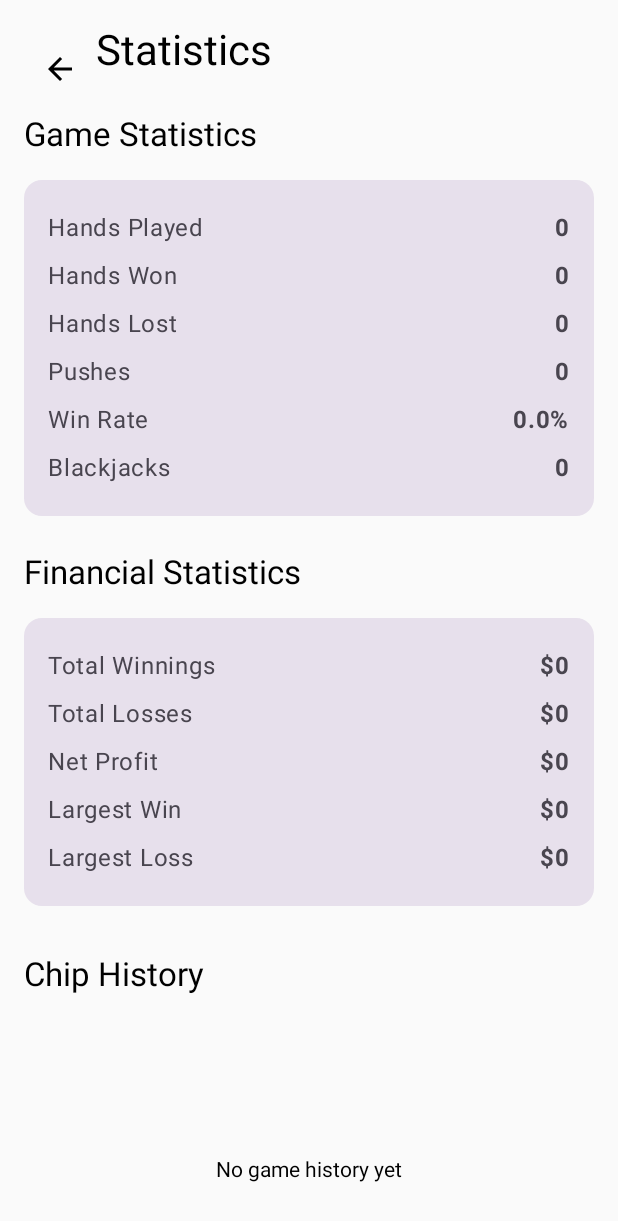
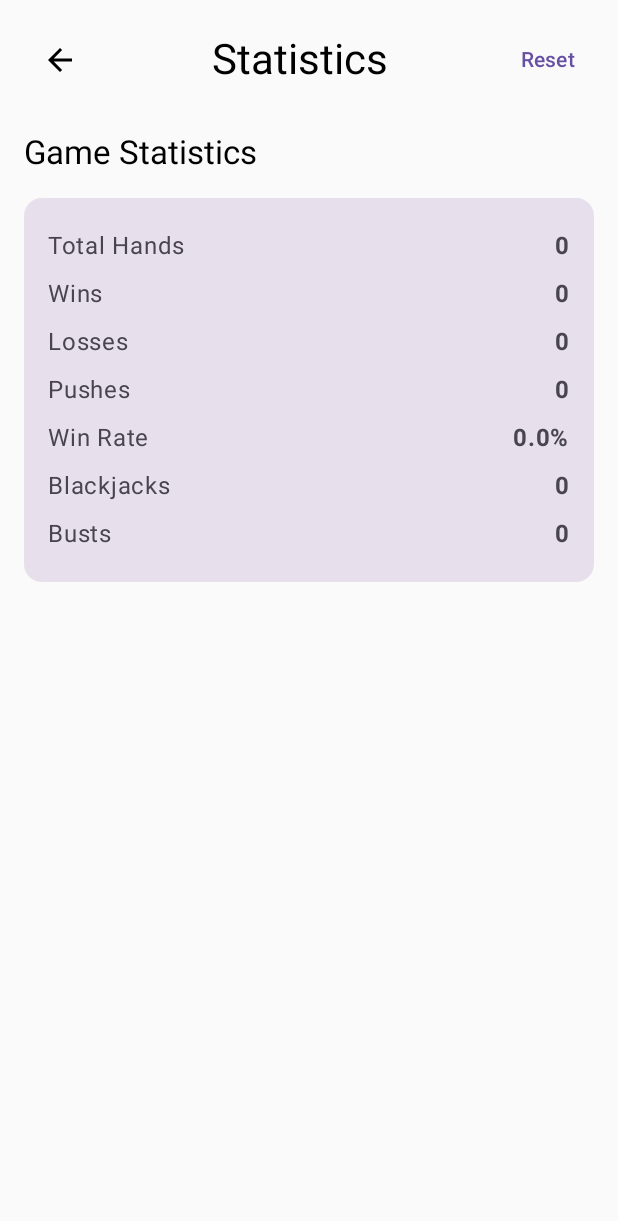
Before and after one commit to smbock42/CSC-436, an Android app built with Jetpack Compose: the screen it shows after launch (MainActivity), after a tap on "Stats", on a phone screen of 412 x 824 dp. Shown: the top 1221 px of the screen. Run offline under Robolectric (Android 15) with nearby library versions, the phone set to English and light mode, and no system bars.

Commit message:
feat: add StatsDataStore for tracking game statistics and integrate with StatsManager

```diff
--- a/BlackjackGame/app/src/main/AndroidManifest.xml
+++ b/BlackjackGame/app/src/main/AndroidManifest.xml
@@ -16,6 +16,7 @@
             android:name=".MainActivity"
             android:exported="true"
             android:label="@string/app_name"
+            android:screenOrientation="portrait"
             android:theme="@style/Theme.BlackjackGame">
             <intent-filter>
                 <action android:name="android.intent.action.MAIN" />
--- /dev/null
+++ b/BlackjackGame/app/src/main/java/com/sambock/blackjackgame/data/StatsDataStore.kt
@@ -0,0 +1,57 @@
+package com.sambock.blackjackgame.data
+
+import android.content.Context
+import androidx.datastore.core.DataStore
+import androidx.datastore.preferences.core.*
+import androidx.datastore.preferences.preferencesDataStore
+import kotlinx.coroutines.flow.Flow
+import kotlinx.coroutines.flow.map
+
+private val Context.statsDataStore: DataStore<Preferences> by preferencesDataStore(name = "stats")
+
+class StatsDataStore(private val context: Context) {
+    private object PreferencesKeys {
+        val TOTAL_HANDS = intPreferencesKey("total_hands")
+        val WINS = intPreferencesKey("wins")
+        val LOSSES = intPreferencesKey("losses")
+        val PUSHES = intPreferencesKey("pushes")
+        val BLACKJACKS = intPreferencesKey("blackjacks")
+        val BUSTS = intPreferencesKey("busts")
+    }
+
+    val statsFlow: Flow<Map<String, Int>> = context.statsDataStore.data
+        .map { preferences ->
+            mapOf(
+                "total_hands" to (preferences[PreferencesKeys.TOTAL_HANDS] ?: 0),
+                "wins" to (preferences[PreferencesKeys.WINS] ?: 0),
+                "losses" to (preferences[PreferencesKeys.LOSSES] ?: 0),
+                "pushes" to (preferences[PreferencesKeys.PUSHES] ?: 0),
+                "blackjacks" to (preferences[PreferencesKeys.BLACKJACKS] ?: 0),
+                "busts" to (preferences[PreferencesKeys.BUSTS] ?: 0)
+            )
+        }
+
+    suspend fun updateStats(
+        totalHands: Int,
+        wins: Int,
+        losses: Int,
+        pushes: Int,
+        blackjacks: Int,
+        busts: Int
+    ) {
+        context.statsDataStore.edit { preferences ->
+            preferences[PreferencesKeys.TOTAL_HANDS] = totalHands
+            preferences[PreferencesKeys.WINS] = wins
+            preferences[PreferencesKeys.LOSSES] = losses
+            preferences[PreferencesKeys.PUSHES] = pushes
+            preferences[PreferencesKeys.BLACKJACKS] = blackjacks
+            preferences[PreferencesKeys.BUSTS] = busts
+        }
+    }
+
+    suspend fun resetStats() {
+        context.statsDataStore.edit { preferences ->
+            preferences.clear()
+        }
+    }
+}
--- a/BlackjackGame/app/src/main/java/com/sambock/blackjackgame/game/StatsManager.kt
+++ b/BlackjackGame/app/src/main/java/com/sambock/blackjackgame/game/StatsManager.kt
@@ -1,16 +1,32 @@
 package com.sambock.blackjackgame.game
 
-data class ChipHistoryEntry(val chipCount: Int, val timestamp: Long = System.currentTimeMillis())
+import com.sambock.blackjackgame.data.StatsDataStore
+import kotlinx.coroutines.CoroutineScope
+import kotlinx.coroutines.Dispatchers
+import kotlinx.coroutines.flow.first
+import kotlinx.coroutines.launch
 
-class StatsManager {
+class StatsManager(private val statsDataStore: StatsDataStore) {
     private var wins = 0
     private var losses = 0
     private var pushes = 0
     private var blackjacks = 0
     private var busts = 0
-    private val chipHistory = mutableListOf<ChipHistoryEntry>()
+    private val scope = CoroutineScope(Dispatchers.IO)
 
-    fun recordGameResult(result: GameResult, betAmount: Int, finalChips: Int) {
+    init {
+        // Load initial stats
+        scope.launch {
+            val stats = statsDataStore.statsFlow.first()
+            wins = (stats["wins"] as? Number)?.toInt() ?: 0
+            losses = (stats["losses"] as? Number)?.toInt() ?: 0
+            pushes = (stats["pushes"] as? Number)?.toInt() ?: 0
+            blackjacks = (stats["blackjacks"] as? Number)?.toInt() ?: 0
+            busts = (stats["busts"] as? Number)?.toInt() ?: 0
+        }
+    }
+
+    fun recordGameResult(result: GameResult) {
         when (result) {
             GameResult.WIN -> wins++
             GameResult.LOSE -> losses++
@@ -18,7 +34,31 @@ class StatsManager {
             GameResult.BLACKJACK -> blackjacks++
             GameResult.BUST -> busts++
         }
-        chipHistory.add(ChipHistoryEntry(finalChips))
+        persistStats()
+    }
+
+    private fun persistStats() {
+        scope.launch {
+            statsDataStore.updateStats(
+                totalHands = getHandsPlayed(),
+                wins = wins,
+                losses = losses,
+                pushes = pushes,
+                blackjacks = blackjacks,
+                busts = busts
+            )
+        }
+    }
+
+    fun reset() {
+        wins = 0
+        losses = 0
+        pushes = 0
+        blackjacks = 0
+        busts = 0
+        scope.launch {
+            statsDataStore.resetStats()
+        }
     }
 
     fun getWins(): Int = wins
@@ -26,7 +66,6 @@ class StatsManager {
     fun getPushes(): Int = pushes
     fun getBlackjacks(): Int = blackjacks
     fun getBusts(): Int = busts
-    fun getChipHistory(): List<ChipHistoryEntry> = chipHistory
 
     fun getHandsPlayed(): Int = wins + losses + pushes
     fun getHandsWon(): Int = wins
@@ -36,24 +75,4 @@ class StatsManager {
         val handsPlayed = getHandsPlayed()
         return if (handsPlayed > 0) wins.toDouble() / handsPlayed * 100 else 0.0
     }
-
-    fun getTotalWinnings(): Int {
-        return chipHistory.sumOf { if (it.chipCount > 1000) it.chipCount - 1000 else 0 }
-    }
-
-    fun getTotalLosses(): Int {
-        return chipHistory.sumOf { if (it.chipCount < 1000) 1000 - it.chipCount else 0 }
-    }
-
-    fun getNetProfit(): Int {
-        return getTotalWinnings() - getTotalLosses()
-    }
-
-    fun getLargestWin(): Int {
-        return chipHistory.maxOfOrNull { it.chipCount } ?: 0
-    }
-
-    fun getLargestLoss(): Int {
-        return chipHistory.minOfOrNull { it.chipCount } ?: 0
-    }
 }
--- a/BlackjackGame/app/src/main/java/com/sambock/blackjackgame/ui/BlackjackViewModel.kt
+++ b/BlackjackGame/app/src/main/java/com/sambock/blackjackgame/ui/BlackjackViewModel.kt
@@ -3,6 +3,7 @@ package com.sambock.blackjackgame.ui
 import androidx.lifecycle.ViewModel
 import androidx.lifecycle.viewModelScope
 import com.sambock.blackjackgame.data.ChipDataStore
+import com.sambock.blackjackgame.data.StatsDataStore
 import com.sambock.blackjackgame.game.BlackjackGame
 import com.sambock.blackjackgame.game.Card
 import kotlinx.coroutines.delay
@@ -11,9 +12,10 @@ import kotlinx.coroutines.flow.asStateFlow
 import kotlinx.coroutines.launch
 
 class BlackjackViewModel(
-    private val chipDataStore: ChipDataStore
+    private val chipDataStore: ChipDataStore,
+    private val statsDataStore: StatsDataStore
 ) : ViewModel() {
-    private val _game = MutableStateFlow(BlackjackGame())
+    private val _game = MutableStateFlow(BlackjackGame(statsDataStore))
     val game = _game.asStateFlow()
 
     private var currentChips = 0
@@ -35,11 +37,11 @@ class BlackjackViewModel(
             chipDataStore.chipCount.collect { chips ->
                 if (currentChips == 0) {
                     currentChips = chips
-                    _game.value = BlackjackGame(chips)
+                    _game.value = BlackjackGame(statsDataStore, chips)
                 } else {
                     val currentGame = _game.value
                     currentChips = chips
-                    val newGame = BlackjackGame(chips)
+                    val newGame = BlackjackGame(statsDataStore, chips)
                     newGame.copyStateFrom(currentGame)
                     _game.value = newGame
                 }
@@ -57,8 +59,14 @@ class BlackjackViewModel(
     fun resetGame() {
         viewModelScope.launch {
             _isBusted.value = false
-            val newGame = BlackjackGame(currentChips)
+            val newGame = BlackjackGame(statsDataStore, currentChips)
             _game.value = newGame
+        }
+    }
+
+    fun resetStats() {
+        viewModelScope.launch {
+            _game.value.getStatsManager().reset()
         }
     }
 
@@ -71,7 +79,7 @@ class BlackjackViewModel(
         if (previousChips != currentGame.getPlayerChips()) {
             updateChips(currentGame.getPlayerChips())
         }
-        val newGame = BlackjackGame(currentGame.getPlayerChips()).apply {
+        val newGame = BlackjackGame(statsDataStore, currentGame.getPlayerChips()).apply {
             copyStateFrom(currentGame)
         }
         _game.value = newGame
@@ -96,7 +104,7 @@ class BlackjackViewModel(
             // Add card to dealer's hand
             currentGame.dealer.primaryHand().addCard(newCard)
             // Force UI update to show the new card
-            _game.value = BlackjackGame(currentGame.getPlayerChips()).apply {
+            _game.value = BlackjackGame(statsDataStore, currentGame.getPlayerChips()).apply {
                 copyStateFrom(currentGame)
             }
             delay(1500)  // Wait for card animation
@@ -116,7 +124,7 @@ class BlackjackViewModel(
         viewModelScope.launch {
             val currentGame = _game.value
 
-            val newGame = BlackjackGame(currentGame.getPlayerChips())
+            val newGame = BlackjackGame(statsDataStore, currentGame.getPlayerChips())
             newGame.copyStateFrom(currentGame)
 
             if (newGame.startNewHand(betAmount)) {
@@ -211,7 +219,7 @@ class BlackjackViewModel(
             val newChips = 1000
             chipDataStore.saveChipCount(newChips)
             val currentGame = _game.value
-            val newGame = BlackjackGame(newChips)
+            val newGame = BlackjackGame(statsDataStore, newChips)
             newGame.copyStateFrom(currentGame)
             _game.value = newGame
         }
--- a/BlackjackGame/app/src/main/java/com/sambock/blackjackgame/ui/BlackjackViewModelFactory.kt
+++ b/BlackjackGame/app/src/main/java/com/sambock/blackjackgame/ui/BlackjackViewModelFactory.kt
@@ -4,6 +4,7 @@ import android.content.Context
 import androidx.lifecycle.ViewModel
 import androidx.lifecycle.ViewModelProvider
 import com.sambock.blackjackgame.data.ChipDataStore
+import com.sambock.blackjackgame.data.StatsDataStore
 
 class BlackjackViewModelFactory(
     private val context: Context
@@ -11,7 +12,10 @@ class BlackjackViewModelFactory(
     override fun <T : ViewModel> create(modelClass: Class<T>): T {
         if (modelClass.isAssignableFrom(BlackjackViewModel::class.java)) {
             @Suppress("UNCHECKED_CAST")
-            return BlackjackViewModel(ChipDataStore(context)) as T
+            return BlackjackViewModel(
+                ChipDataStore(context),
+                StatsDataStore(context)
+            ) as T
         }
         throw IllegalArgumentException("Unknown ViewModel class")
     }
--- a/BlackjackGame/app/src/main/java/com/sambock/blackjackgame/ui/StatsScreen.kt
+++ b/BlackjackGame/app/src/main/java/com/sambock/blackjackgame/ui/StatsScreen.kt
@@ -1,26 +1,18 @@
 package com.sambock.blackjackgame.ui
 
-import androidx.compose.foundation.Canvas
 import androidx.compose.foundation.layout.*
 import androidx.compose.foundation.rememberScrollState
 import androidx.compose.foundation.verticalScroll
 import androidx.compose.material.icons.Icons
 import androidx.compose.material.icons.automirrored.filled.ArrowBack
-import androidx.compose.material.icons.filled.ArrowBack
 import androidx.compose.material3.*
 import androidx.compose.runtime.*
 import androidx.compose.ui.Alignment
 import androidx.compose.ui.Modifier
-import androidx.compose.ui.geometry.Offset
-import androidx.compose.ui.graphics.Color
-import androidx.compose.ui.graphics.Path
-import androidx.compose.ui.graphics.StrokeCap
-import androidx.compose.ui.graphics.drawscope.Stroke
 import androidx.compose.ui.text.font.FontWeight
 import androidx.compose.ui.unit.dp
+import androidx.navigation.NavController
 import com.sambock.blackjackgame.game.StatsManager
-import androidx.navigation.NavController
-import com.sambock.blackjackgame.game.ChipHistoryEntry
 
 @Composable
 fun StatsScreenWithViewModel(
@@ -30,6 +22,7 @@ fun StatsScreenWithViewModel(
 ) {
     StatsScreen(
         statsManager = viewModel.getStats(),
+        onReset = { viewModel.resetStats() },
         navController = navController,
         modifier = modifier
     )
@@ -38,9 +31,35 @@ fun StatsScreenWithViewModel(
 @Composable
 fun StatsScreen(
     statsManager: StatsManager,
+    onReset: () -> Unit,
     navController: NavController,
     modifier: Modifier = Modifier
 ) {
+    var showResetDialog by remember { mutableStateOf(false) }
+
+    if (showResetDialog) {
+        AlertDialog(
+            onDismissRequest = { showResetDialog = false },
+            title = { Text("Reset Statistics") },
+            text = { Text("Are you sure you want to reset all statistics? This cannot be undone.") },
+            confirmButton = {
+                TextButton(
+                    onClick = {
+                        onReset()
+                        showResetDialog = false
+                    }
+                ) {
+                    Text("Reset")
+                }
+            },
+            dismissButton = {
+                TextButton(onClick = { showResetDialog = false }) {
+                    Text("Cancel")
+                }
+            }
+        )
+    }
+
     Column(
         modifier = modifier
             .fillMaxSize()
@@ -49,6 +68,7 @@ fun StatsScreen(
     ) {
         Row(
             modifier = Modifier.fillMaxWidth(),
+            horizontalArrangement = Arrangement.SpaceBetween,
             verticalAlignment = Alignment.CenterVertically
         ) {
             IconButton(onClick = { navController.popBackStack() }) {
@@ -56,53 +76,27 @@ fun StatsScreen(
             }
             Text(
                 text = "Statistics",
-                style = MaterialTheme.typography.headlineMedium,
-                modifier = Modifier.padding(bottom = 24.dp)
+                style = MaterialTheme.typography.headlineMedium
             )
+            TextButton(onClick = { showResetDialog = true }) {
+                Text("Reset")
+            }
         }
 
-        // Win/Loss Statistics
+        Spacer(modifier = Modifier.height(24.dp))
+
+        // Game Statistics
         StatisticsSection(
             title = "Game Statistics",
             stats = listOf(
-                "Hands Played" to statsManager.getHandsPlayed().toString(),
-                "Hands Won" to statsManager.getHandsWon().toString(),
-                "Hands Lost" to statsManager.getHandsLost().toString(),
+                "Total Hands" to statsManager.getHandsPlayed().toString(),
+                "Wins" to statsManager.getWins().toString(),
+                "Losses" to statsManager.getLosses().toString(),
                 "Pushes" to statsManager.getPushes().toString(),
                 "Win Rate" to "%.1f%%".format(statsManager.getWinPercentage()),
-                "Blackjacks" to statsManager.getBlackjacks().toString()
+                "Blackjacks" to statsManager.getBlackjacks().toString(),
+                "Busts" to statsManager.getBusts().toString()
             )
-        )
-
-        Spacer(modifier = Modifier.height(24.dp))
-
-        // Financial Statistics
-        StatisticsSection(
-            title = "Financial Statistics",
-            stats = listOf(
-                "Total Winnings" to "$${statsManager.getTotalWinnings()}",
-                "Total Losses" to "$${statsManager.getTotalLosses()}",
-                "Net Profit" to "$${statsManager.getNetProfit()}",
-                "Largest Win" to "$${statsManager.getLargestWin()}",
-                "Largest Loss" to "$${statsManager.getLargestLoss()}"
-            )
-        )
-
-        Spacer(modifier = Modifier.height(32.dp))
-
-        // Chip History Chart
-        Text(
-            text = "Chip History",
-            style = MaterialTheme.typography.titleLarge,
-            modifier = Modifier.padding(bottom = 16.dp)
-        )
-
-        ChipHistoryChart(
-            history = statsManager.getChipHistory(),
-            modifier = Modifier
-                .fillMaxWidth()
-                .height(200.dp)
-                .padding(8.dp)
         )
     }
 }
@@ -153,63 +147,3 @@ private fun StatisticsSection(
         }
     }
 }
-
-@Composable
-private fun ChipHistoryChart(
-    history: List<ChipHistoryEntry>,
-    modifier: Modifier = Modifier
-) {
-    if (history.isEmpty()) {
-        Box(
-            modifier = modifier,
-            contentAlignment = Alignment.Center
-        ) {
-            Text("No game history yet")
-        }
-        return
-    }
-
-    Canvas(modifier = modifier) {
-        val path = Path()
-        val width = size.width
-        val height = size.height
-        val maxChips = history.maxOfOrNull { it.chipCount } ?: 0
-        val minChips = history.minOfOrNull { it.chipCount } ?: 0
-        val range = (maxChips - minChips).coerceAtLeast(1)
-
-        // Draw coordinate system
-        drawLine(
-            Color.Gray,
-            Offset(0f, height),
-            Offset(width, height),
-            1f
-        )
-        drawLine(
-            Color.Gray,
-            Offset(0f, 0f),
-            Offset(0f, height),
-            1f
-        )
-
-        history.forEachIndexed { index, entry ->
-            val x = (index.toFloat() / (history.size - 1)) * width
-            val y = height - ((entry.chipCount - minChips).toFloat() / range) * height
-
-            if (index == 0) {
-                path.moveTo(x, y)
-            } else {
-                path.lineTo(x, y)
-            }
-        }
-
-        // Draw the line
-        drawPath(
-            path,
-            Color.Blue,
-            style = Stroke(
-                width = 3f,
-                cap = StrokeCap.Round
-            )
-        )
-    }
-}
```
Also changed, not shown: BlackjackGame/app/src/main/java/com/sambock/blackjackgame/game/BlackjackGame.kt (+22 -4 lines).
